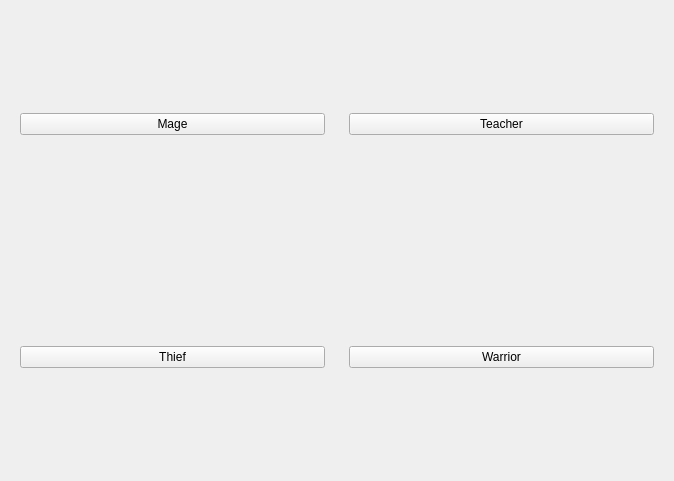
The window that cselect/careerselect.ui (Silishark/Dnd-in-terminal) describes before a commit, drawn with Qt 5.
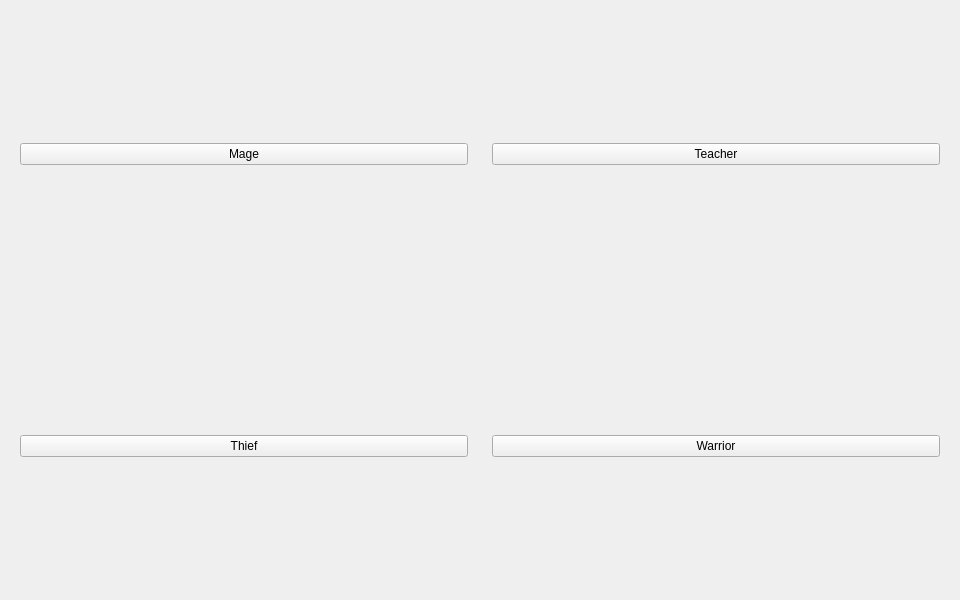
The same window after the commit.

Commit message: resize the windows

Diff of the .ui file:
```diff
--- a/cselect/careerselect.ui
+++ b/cselect/careerselect.ui
@@ -6,10 +6,16 @@
    <rect>
     <x>0</x>
     <y>0</y>
-    <width>674</width>
-    <height>481</height>
+    <width>960</width>
+    <height>600</height>
    </rect>
   </property>
+  <property name="minimumSize">
+   <size>
+    <width>960</width>
+    <height>600</height>
+   </size>
+  </property>
   <property name="windowTitle">
    <string>Form</string>
   </property>
```
The commit also changes 6 other files.
